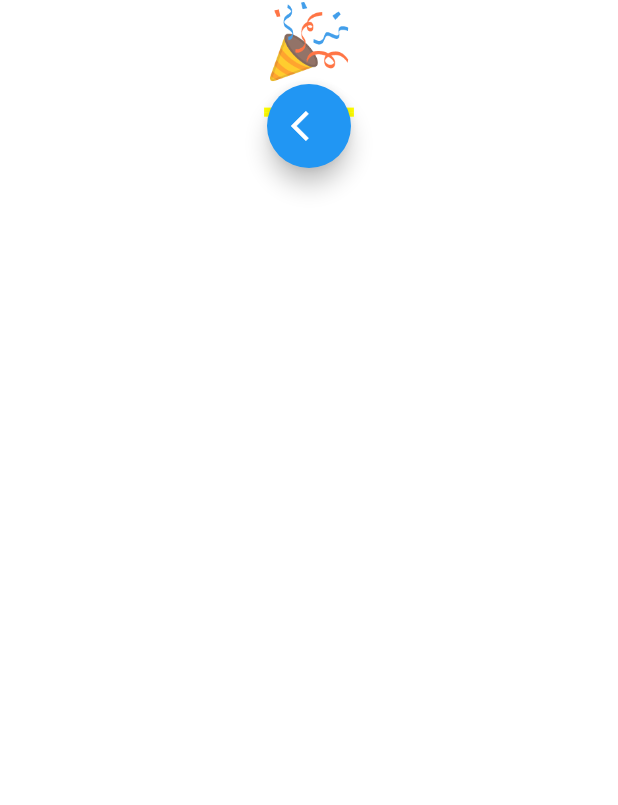
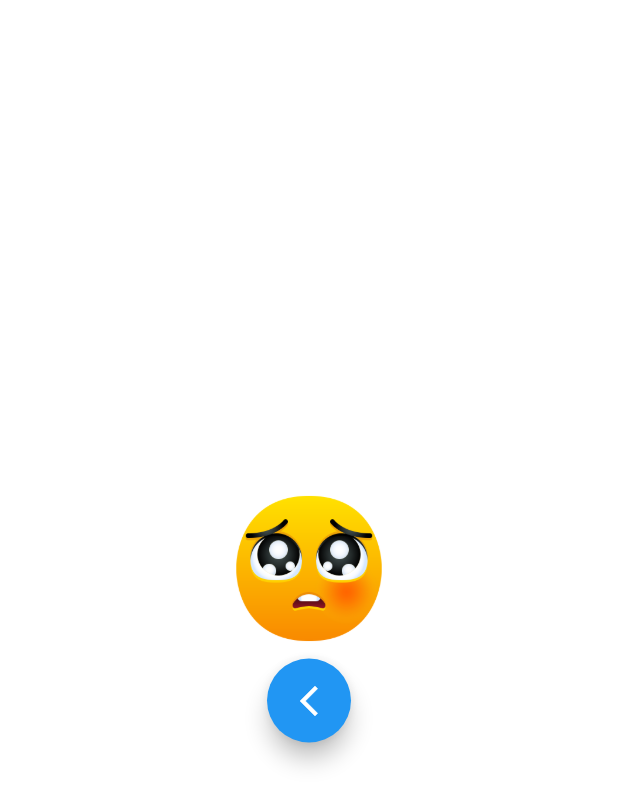
Before and after one commit to nagosoo/test, a Flutter app: the screen it shows after launch, after a tap on the "arrow forward ios" icon, on a phone screen of 412 x 824 dp. Shown: the top 805 px of the screen. Run offline on Flutter 3.47's test engine with Material 2 defaults, Android fonts, the phone set to English and light mode, and no system bars.

Commit message:
운세보기

```diff
--- a/lib/main.dart
+++ b/lib/main.dart
@@ -1,3 +1,5 @@
+import 'dart:math';
+
 import 'package:flutter/material.dart';
 
 void main() {
@@ -11,7 +13,8 @@ class MyApp extends StatelessWidget {
   @override
   Widget build(BuildContext context) {
     return MaterialApp(
-      title: 'Flutter Demo',
+      debugShowCheckedModeBanner: false,
+      title: '오늘의 운세',
       theme: ThemeData(
         // This is the theme of your application.
         //
@@ -24,7 +27,7 @@ class MyApp extends StatelessWidget {
         // is not restarted.
         primarySwatch: Colors.blue,
       ),
-      home: const MyHomePage(title: 'Flutter Demo Home Page'),
+      home: const MyHomePage(title: '오늘의 운세'),
     );
   }
 }
@@ -96,11 +99,19 @@ class _MyHomePageState extends State<MyHomePage> {
           mainAxisAlignment: MainAxisAlignment.center,
           children: <Widget>[
             const Text(
-              'You have pushed the button this many times:',
+              '오늘 당신의 운세는?',
+              style: TextStyle(fontSize: 20, fontWeight: FontWeight.bold),
             ),
-            Text(
-              '$_counter',
-              style: Theme.of(context).textTheme.headline4,
+            const SizedBox(
+              height: 10,
+            ),
+            Image.asset(
+              'assets/images/ez.gif',
+              width: 100,
+              height: 100,
+            ),
+            const SizedBox(
+              height: 10,
             ),
             FloatingActionButton(
               onPressed: () {
@@ -109,39 +120,56 @@ class _MyHomePageState extends State<MyHomePage> {
                   MaterialPageRoute(builder: (context) => SecondRoute()),
                 );
               },
-              tooltip: 'NextPage',
+              tooltip: '운세 보러 가기',
               child: const Icon(Icons.arrow_forward_ios),
             ),
           ],
         ),
-      ),
-      floatingActionButton: FloatingActionButton(
-        onPressed: _incrementCounter,
-        tooltip: 'Increment',
-        child: const Icon(Icons.add),
       ),
     );
   }
 }
 
 class SecondRoute extends StatelessWidget {
-  const SecondRoute({Key? key}) : super(key: key);
+  SecondRoute({Key? key}) : super(key: key);
+
+  List<String> imageList = [
+    "assets/images/angry.png",
+    "assets/images/cool.png",
+    "assets/images/crying.png",
+    "assets/images/emoji.png",
+    "assets/images/emoji-2.png",
+    "assets/images/emoji-3.png",
+    "assets/images/emoji-4.png",
+    "assets/images/party.png",
+    "assets/images/poop.png",
+    "assets/images/shocked.png",
+    "assets/images/thinking.png"
+  ];
+
+  getImage() => imageList[Random().nextInt(imageList.length)];
 
   @override
   Widget build(BuildContext context) {
-    return Center(
-      child: Column(
+    return Column(
+      mainAxisAlignment: MainAxisAlignment.center,
       children: [
-          Text('🎉'),
+        Image.asset(
+          getImage(),
+          width: 100,
+          height: 100,
+        ),
+        const SizedBox(
+          height: 10,
+        ),
         FloatingActionButton(
           onPressed: () {
             Navigator.pop(context);
           },
-            tooltip: 'GoBack',
-            child: const Icon(Icons.arrow_back_ios),
+          tooltip: '다시하기',
+          child: const Icon(Icons.arrow_back_ios_new_outlined),
         ),
       ],
-      )
     );
   }
 }
--- a/pubspec.yaml
+++ b/pubspec.yaml
@@ -60,8 +60,9 @@ flutter:
   uses-material-design: true
 
   # To add assets to your application, add an assets section, like this:
-  # assets:
-  #   - images/a_dot_burr.jpeg
+  assets:
+    - assets/images/
+
   #   - images/a_dot_ham.jpeg
 
   # An image asset can refer to one or more resolution-specific "variants", see
```
Also changed, not shown: assets/images/angry.png (added), assets/images/cool.png (added), assets/images/crying.png (added), assets/images/emoji-2.png (added), assets/images/emoji-3.png (added), assets/images/emoji-4.png (added), assets/images/emoji.png (added), assets/images/ez.gif (added), assets/images/party.png (added), assets/images/poop.png (added), assets/images/shocked.png (added), assets/images/thinking.png (added). Lines whose indentation alone changed are shown as unchanged.
